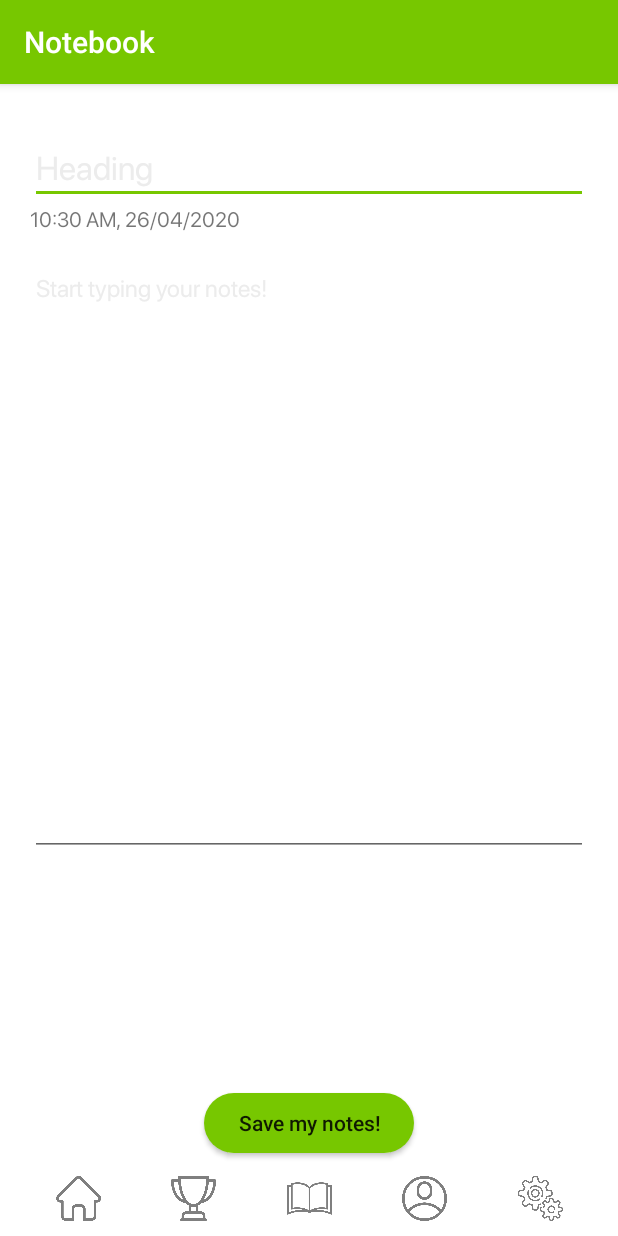
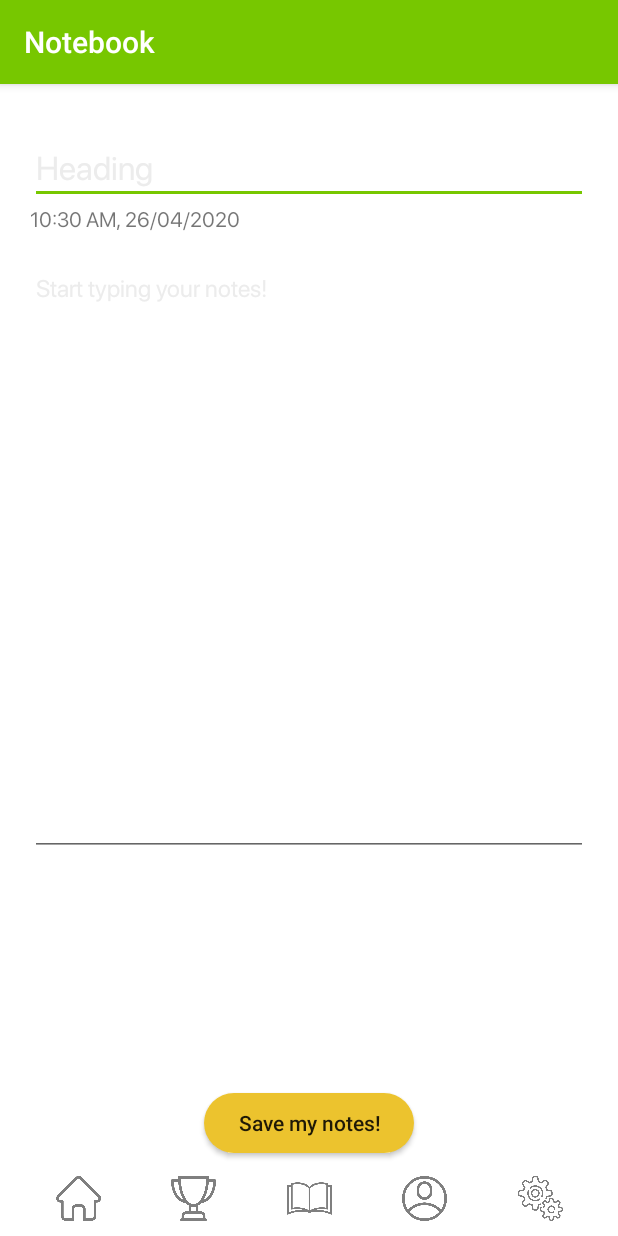
Before and after one commit to INFS3634-Elysian/INFS3634-Group-Assignment, an Android app: the Notebook screen opened directly, with no data from a screen before it, on a phone screen of 412 x 824 dp. Run offline under Robolectric (Android 15) with nearby library versions, the phone set to English and light mode, and no system bars; Roboto replaces fonts that are not available here.

Commit message:
Minor UI updates

```diff
--- a/app/src/main/res/layout/activity_notebook.xml
+++ b/app/src/main/res/layout/activity_notebook.xml
@@ -70,7 +70,7 @@
         android:layout_marginEnd="50dp"
         android:layout_marginRight="50dp"
         android:layout_marginBottom="15dp"
-        android:background="@drawable/buttongreen"
+        android:background="@drawable/button"
         android:paddingLeft="20dp"
         android:paddingRight="20dp"
         android:text="Save my notes!"
```
Also changed, not shown: app/src/main/java/com/example/infs3634groupassignment/Settings.java (+5 -7 lines), 1 other file.
